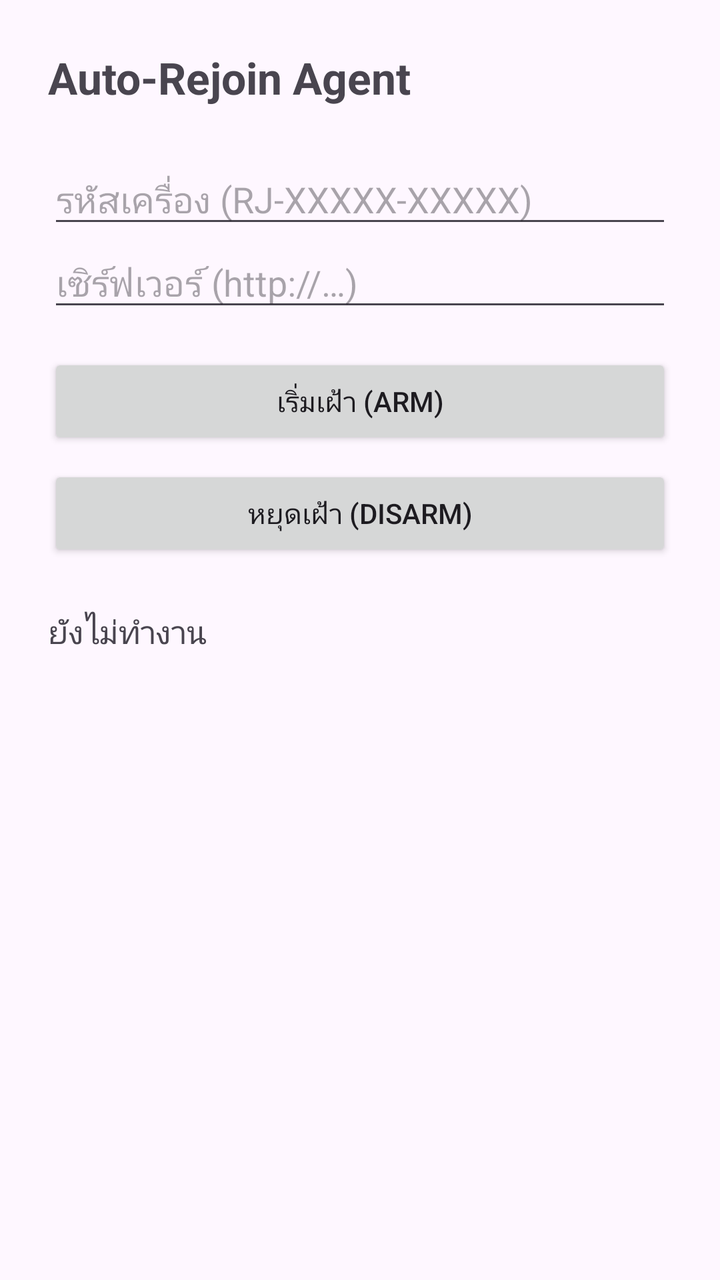
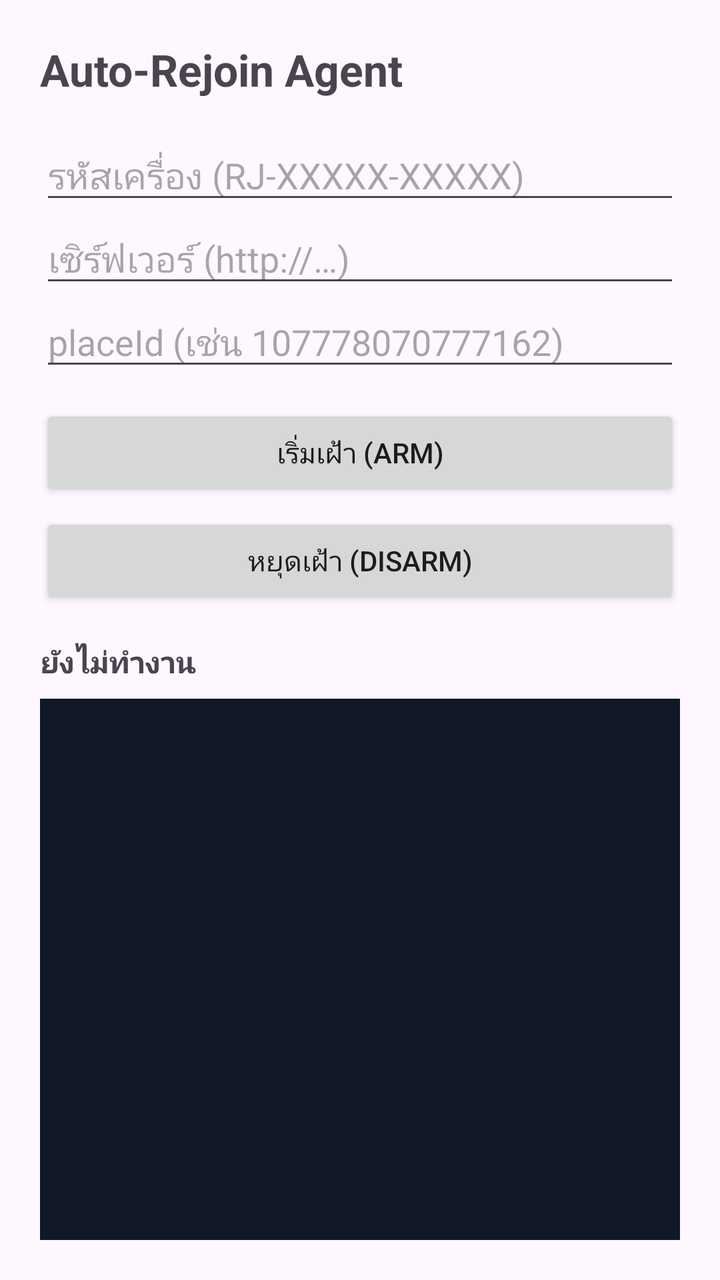

Screens rendered from an Android XML layout before and after an edit, with the pre-edit source and the edit as a unified diff.
<!-- AndroidManifest.xml: application theme Theme.RejoinAgent -->
<!-- res/layout/activity_main.xml -->
<?xml version="1.0" encoding="utf-8"?>
<LinearLayout xmlns:android="http://schemas.android.com/apk/res/android"
    android:layout_width="match_parent"
    android:layout_height="match_parent"
    android:orientation="vertical"
    android:padding="24dp">

    <TextView
        android:layout_width="wrap_content"
        android:layout_height="wrap_content"
        android:text="@string/title"
        android:textSize="22sp"
        android:textStyle="bold"
        android:paddingBottom="24dp" />

    <EditText
        android:id="@+id/inputCode"
        android:layout_width="match_parent"
        android:layout_height="wrap_content"
        android:hint="@string/hint_code"
        android:inputType="text" />

    <EditText
        android:id="@+id/inputServer"
        android:layout_width="match_parent"
        android:layout_height="wrap_content"
        android:hint="@string/hint_server"
        android:inputType="textUri"
        android:autofillHints="" />

    <Button
        android:id="@+id/btnStart"
        android:layout_width="match_parent"
        android:layout_height="wrap_content"
        android:layout_marginTop="16dp"
        android:text="@string/btn_start" />

    <Button
        android:id="@+id/btnStop"
        android:layout_width="match_parent"
        android:layout_height="wrap_content"
        android:layout_marginTop="8dp"
        android:text="@string/btn_stop" />

    <TextView
        android:id="@+id/txtStatus"
        android:layout_width="match_parent"
        android:layout_height="wrap_content"
        android:layout_marginTop="24dp"
        android:text="@string/status_idle"
        android:textSize="16sp" />

</LinearLayout>
<!-- resources referenced by this layout -->
<resources>
  <string name="btn_start">เริ่มเฝ้า (arm)</string>
  <string name="btn_stop">หยุดเฝ้า (disarm)</string>
  <string name="hint_code">รหัสเครื่อง (RJ-XXXXX-XXXXX)</string>
  <string name="hint_server">เซิร์ฟเวอร์ (http://…)</string>
  <string name="status_idle">ยังไม่ทำงาน</string>
  <string name="title">Auto-Rejoin Agent</string>
  <style name="Theme.RejoinAgent" parent="Theme.Material3.DayNight.NoActionBar" />
</resources>

<!-- the commit's change to res/layout/activity_main.xml (unified diff, before → after) -->
@@ -3,7 +3,7 @@
     android:layout_width="match_parent"
     android:layout_height="match_parent"
     android:orientation="vertical"
-    android:padding="24dp">
+    android:padding="20dp">
 
     <TextView
         android:layout_width="wrap_content"
@@ -11,7 +11,7 @@
         android:text="@string/title"
         android:textSize="22sp"
         android:textStyle="bold"
-        android:paddingBottom="24dp" />
+        android:paddingBottom="16dp" />
 
     <EditText
         android:id="@+id/inputCode"
@@ -25,29 +25,55 @@
         android:layout_width="match_parent"
         android:layout_height="wrap_content"
         android:hint="@string/hint_server"
-        android:inputType="textUri"
-        android:autofillHints="" />
+        android:inputType="textUri" />
+
+    <EditText
+        android:id="@+id/inputPlace"
+        android:layout_width="match_parent"
+        android:layout_height="wrap_content"
+        android:hint="@string/hint_place"
+        android:inputType="number" />
 
     <Button
         android:id="@+id/btnStart"
         android:layout_width="match_parent"
         android:layout_height="wrap_content"
-        android:layout_marginTop="16dp"
+        android:layout_marginTop="12dp"
         android:text="@string/btn_start" />
 
     <Button
         android:id="@+id/btnStop"
         android:layout_width="match_parent"
         android:layout_height="wrap_content"
-        android:layout_marginTop="8dp"
+        android:layout_marginTop="6dp"
         android:text="@string/btn_stop" />
 
     <TextView
         android:id="@+id/txtStatus"
         android:layout_width="match_parent"
         android:layout_height="wrap_content"
-        android:layout_marginTop="24dp"
+        android:layout_marginTop="16dp"
         android:text="@string/status_idle"
-        android:textSize="16sp" />
+        android:textSize="15sp"
+        android:textStyle="bold" />
+
+    <ScrollView
+        android:id="@+id/scrollLog"
+        android:layout_width="match_parent"
+        android:layout_height="0dp"
+        android:layout_weight="1"
+        android:layout_marginTop="8dp"
+        android:background="#111827"
+        android:padding="8dp">
+
+        <TextView
+            android:id="@+id/txtLog"
+            android:layout_width="match_parent"
+            android:layout_height="wrap_content"
+            android:fontFamily="monospace"
+            android:textColor="#86efac"
+            android:textSize="11sp"
+            android:textIsSelectable="true" />
+    </ScrollView>
 
 </LinearLayout>
<!-- resource entries referenced after the edit -->
@@ -3,6 +3,7 @@
   <string name="btn_start">เริ่มเฝ้า (arm)</string>
   <string name="btn_stop">หยุดเฝ้า (disarm)</string>
   <string name="hint_code">รหัสเครื่อง (RJ-XXXXX-XXXXX)</string>
+  <string name="hint_place">placeId (เช่น 107778070777162)</string>
   <string name="hint_server">เซิร์ฟเวอร์ (http://…)</string>
   <string name="status_idle">ยังไม่ทำงาน</string>
   <string name="title">Auto-Rejoin Agent</string>
